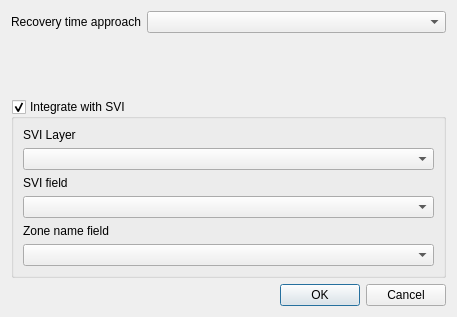
The window that svir/ui/ui_recovery_modeling.ui (gem/oq-irmt-qgis) describes before a commit, drawn with Qt 5.
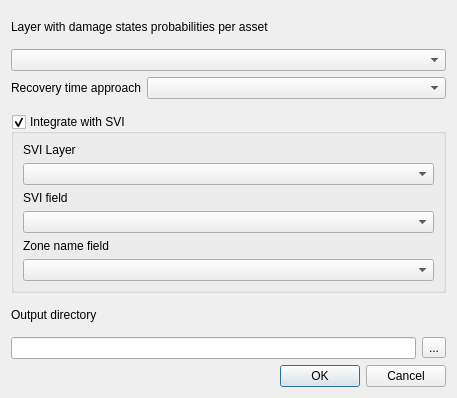
The same window after the commit.

Commit message: Let the user select both layers for recovery and output dir

```diff
--- a/svir/ui/ui_recovery_modeling.ui
+++ b/svir/ui/ui_recovery_modeling.ui
@@ -10,7 +10,7 @@
     <x>0</x>
     <y>0</y>
     <width>457</width>
-    <height>317</height>
+    <height>398</height>
    </rect>
   </property>
   <property name="windowTitle">
@@ -20,6 +20,16 @@
    <bool>true</bool>
   </property>
   <layout class="QVBoxLayout" name="verticalLayout">
+   <item>
+    <widget class="QLabel" name="label_4">
+     <property name="text">
+      <string>Layer with damage states probabilities per asset</string>
+     </property>
+    </widget>
+   </item>
+   <item>
+    <widget class="QComboBox" name="dmg_by_asset_layer_cbx"/>
+   </item>
    <item>
     <layout class="QFormLayout" name="formLayout">
      <item row="0" column="0">
@@ -76,6 +86,30 @@
      </layout>
     </widget>
    </item>
+   <item>
+    <widget class="QLabel" name="label_5">
+     <property name="text">
+      <string>Output directory</string>
+     </property>
+    </widget>
+   </item>
+   <item>
+    <layout class="QHBoxLayout" name="horizontalLayout">
+     <property name="topMargin">
+      <number>0</number>
+     </property>
+     <item>
+      <widget class="QLineEdit" name="output_data_dir_le"/>
+     </item>
+     <item>
+      <widget class="QToolButton" name="output_data_dir_btn">
+       <property name="text">
+        <string>...</string>
+       </property>
+      </widget>
+     </item>
+    </layout>
+   </item>
    <item>
     <widget class="QDialogButtonBox" name="buttonBox">
      <property name="orientation">
```
The commit also changes 2 other files.
